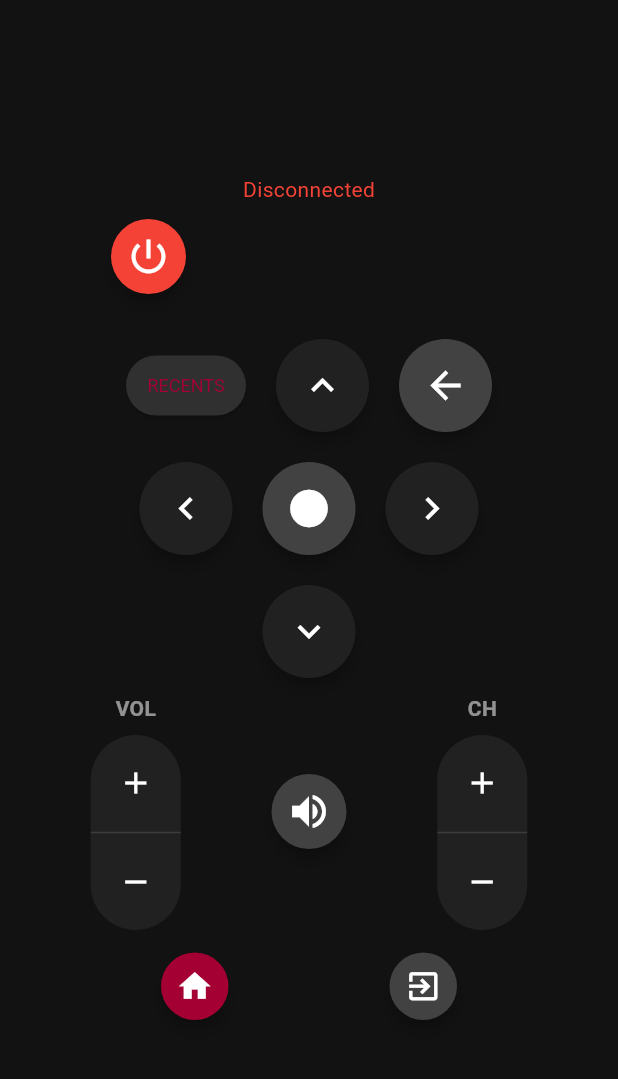
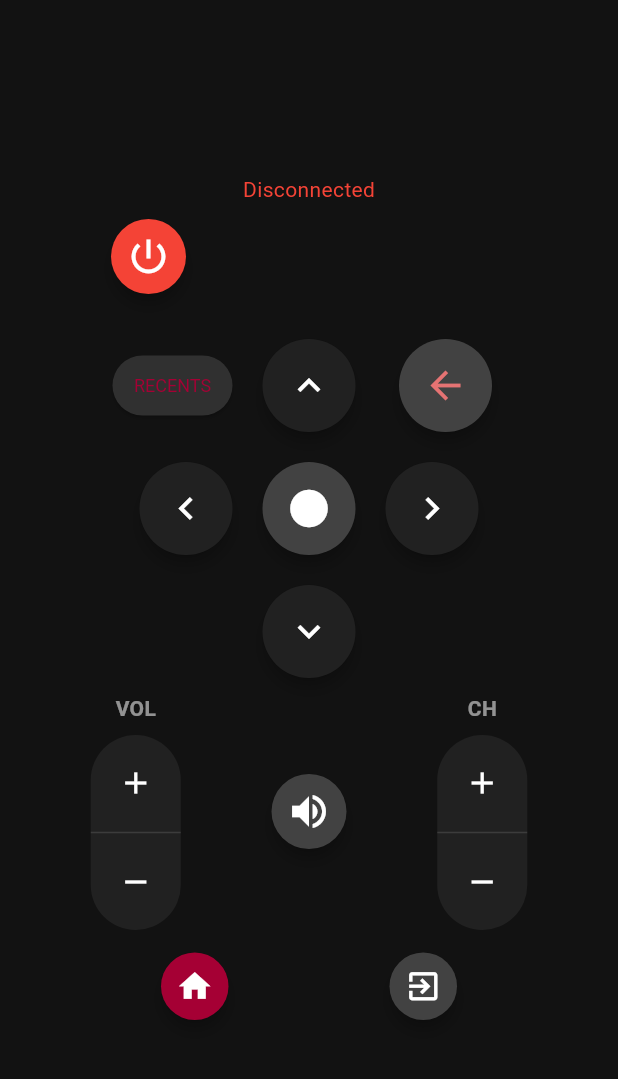
Before and after one commit to robertopf/pipo_controller, a Flutter app: the screen it shows after launch, on a phone screen of 412 x 824 dp, the part 63-1142 px from its top. Run offline on Flutter 3.47's test engine with Material 3 defaults, Android fonts, the phone set to English and light mode, and no system bars; our stand-ins replace shared_preferences.

Commit message:
UI improvement

```diff
--- a/lib/main.dart
+++ b/lib/main.dart
@@ -286,10 +286,11 @@ class _RemoteScreenState extends State<RemoteScreen>
         Row(
           mainAxisAlignment: MainAxisAlignment.center,
           children: [
+
             SizedBox(
               width: 80,
               child: ElevatedButton(
-                onPressed: openHome,
+                onPressed: () => _simpleClick(() => _service.sendPointer("HOME")),
                 style: ElevatedButton.styleFrom(
                   backgroundColor: Colors.grey[850],
                   padding: EdgeInsets.zero,
@@ -298,10 +299,29 @@ class _RemoteScreenState extends State<RemoteScreen>
                 child: const Text("RECENTS"),
               ),
             ),
+
             const SizedBox(width: 20),
-            _btn(Icons.keyboard_arrow_up, Colors.grey[900]!, () => _service.sendPointer("UP")),
+
+            _btn(
+              Icons.keyboard_arrow_up,
+              Colors.grey[900]!,
+                  () => _service.sendPointer("UP"),
+            ),
+
             const SizedBox(width: 20),
-            _btn(Icons.arrow_back, Colors.grey[800]!, () =>  _service.sendPointer("BACK"), enableHold: false),
+
+            SizedBox(
+              width: 80,
+              child: Center(
+                child: _btn(
+                  Icons.arrow_back,
+                  Colors.grey[800]!,
+                      () => _service.sendPointer("BACK"),
+                    enableHold: false,
+                    iconColor: Colors.red[300]!,
+                ),
+              ),
+            ),
           ],
         ),
         Row(
@@ -339,6 +359,7 @@ class _RemoteScreenState extends State<RemoteScreen>
         double size = 30,
         EdgeInsets padding = const EdgeInsets.all(16),
         ShapeBorder shape = const CircleBorder(),
+        Color iconColor = Colors.white,
       }) {
     return Material(
       color: color,
@@ -355,7 +376,7 @@ class _RemoteScreenState extends State<RemoteScreen>
 
         child: Padding(
           padding: padding,
-          child: Icon(icon, color: Colors.white, size: size),
+          child: Icon(icon, color: iconColor, size: size),
         ),
       ),
     );
```
